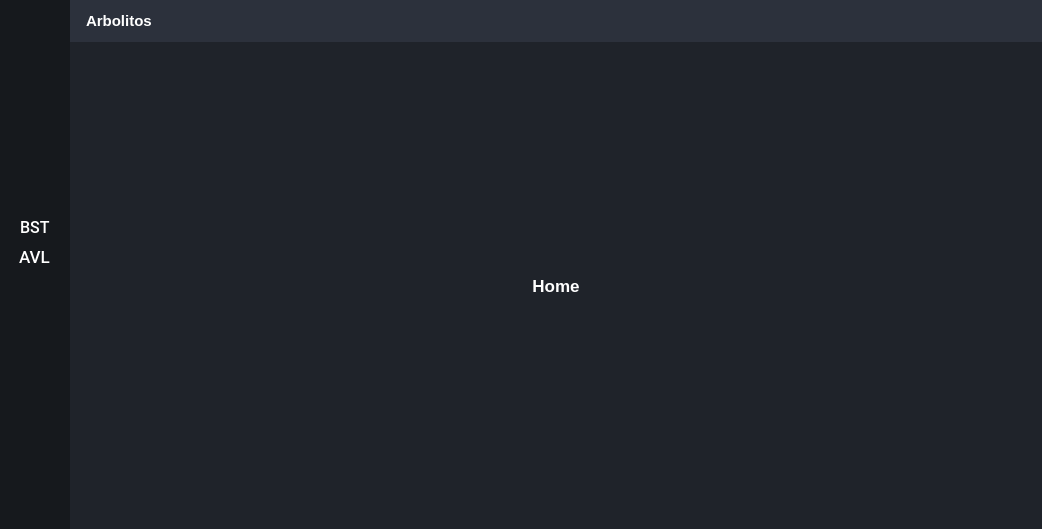
Above: mainwindow.ui from Kelme13/PruebasQT before the change. Below: the same form after it.
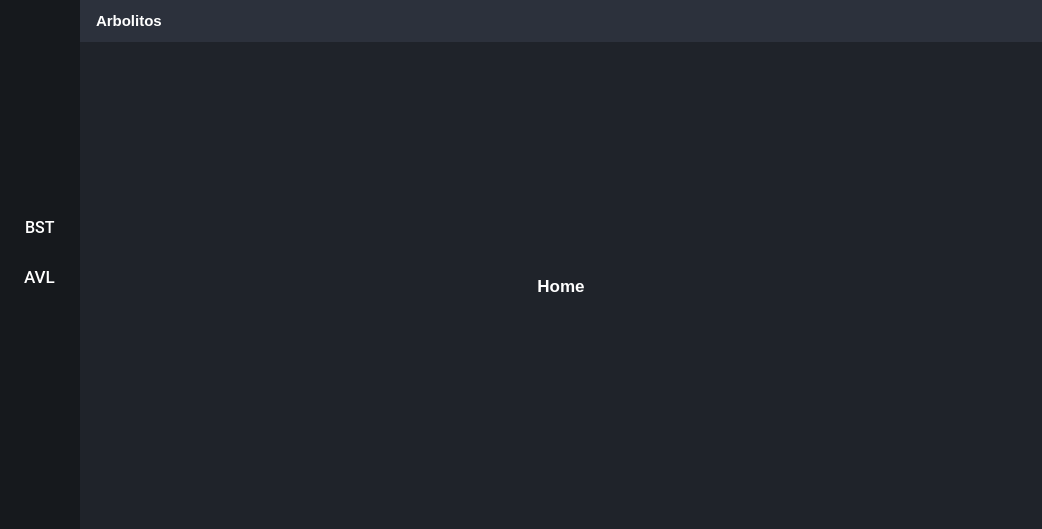
That is the form after the change. Icons and pictures are not drawn.

Diff of the .ui file:
```diff
--- a/mainwindow.ui
+++ b/mainwindow.ui
@@ -169,6 +169,11 @@
               <verstretch>0</verstretch>
              </sizepolicy>
             </property>
+            <property name="styleSheet">
+             <string notr="true">QPushButton{
+	padding: 15px;
+}</string>
+            </property>
             <property name="frameShape">
              <enum>QFrame::StyledPanel</enum>
             </property>
@@ -183,13 +188,13 @@
               <number>0</number>
              </property>
              <property name="topMargin">
-              <number>10</number>
+              <number>0</number>
              </property>
              <property name="rightMargin">
               <number>0</number>
              </property>
              <property name="bottomMargin">
-              <number>10</number>
+              <number>0</number>
              </property>
              <item alignment="Qt::AlignHCenter">
               <widget class="QPushButton" name="btn2">
@@ -299,7 +304,7 @@
              <property name="bottomMargin">
               <number>10</number>
              </property>
-             <item>
+             <item alignment="Qt::AlignHCenter">
               <widget class="QPushButton" name="alertasBtn">
                <property name="toolTip">
                 <string>Alertas</string>
```
Left out of the diff: 2 changed lines with no effect on the pictures.
